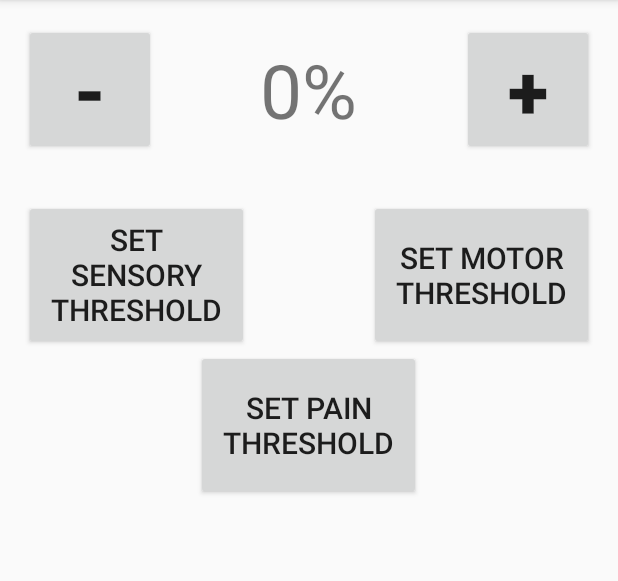
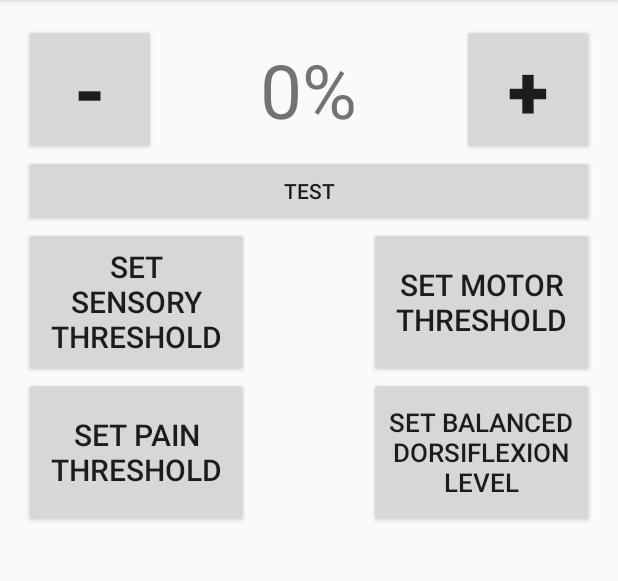
Before and after one commit to RonanMichaelFahy/Final_Year_Project, an Android app: the layout activity_intensity_setup.xml on its own in the app's theme, with its tools: preview values and no code run, on a phone screen of 412 x 824 dp, the part 84-665 px from its top. Run offline under Robolectric (Android 15) with nearby library versions, the phone set to English and light mode, and no system bars.

Commit message:
deleted StimulationParameters.java, added test button to intensity setup

```diff
--- a/app/src/main/java/com/example/ronan/final_year_project/BluetoothLeService.java
+++ b/app/src/main/java/com/example/ronan/final_year_project/BluetoothLeService.java
@@ -32,8 +32,6 @@ public class BluetoothLeService extends Service {
     private static final int STATE_DISCONNECTED = 0;
     private static final int STATE_CONNECTING = 1;
     private static final int STATE_CONNECTED = 2;
-
-    public static final String EXTRA_DEVICE = "DEVICE";
 
     public final static String ACTION_GATT_CONNECTED =
             "com.example.bluetooth.le.ACTION_GATT_CONNECTED";
--- a/app/src/main/java/com/example/ronan/final_year_project/DeviceScanActivity.java
+++ b/app/src/main/java/com/example/ronan/final_year_project/DeviceScanActivity.java
@@ -44,7 +44,7 @@ public class DeviceScanActivity extends ListActivity {
                 public void run() {
                     mLeDeviceListAdapter.addDevice(device);
                     mLeDeviceListAdapter.notifyDataSetChanged();
-                    Log.i("info", "Device found");
+                    Log.i("Found device", device.getName());
                 }
             });
         }
--- a/app/src/main/res/layout/activity_clinician_prescription_setup.xml
+++ b/app/src/main/res/layout/activity_clinician_prescription_setup.xml
@@ -16,7 +16,7 @@
         android:id="@+id/intensity_levels_button"
         android:layout_height="wrap_content"
         android:layout_width="fill_parent"
-        android:text="Set Maximum and Minimum Intensity Levels"
+        android:text="Set Intensity Level"
         android:layout_below="@+id/pair_devices_button"/>
 
     <Button
--- a/app/src/main/res/layout/activity_intensity_setup.xml
+++ b/app/src/main/res/layout/activity_intensity_setup.xml
@@ -40,12 +40,18 @@
 
     </RelativeLayout>
 
+    <Button
+        android:id="@+id/test"
+        android:layout_width="match_parent"
+        android:layout_height="wrap_content"
+        android:layout_below="@+id/top_level"
+        android:text="Test"/>
+
     <RelativeLayout
-        android:id="@+id/second_level"
+        android:id="@+id/third_level"
         android:layout_width="fill_parent"
         android:layout_height="100sp"
-        android:layout_below="@+id/top_level"
-        android:layout_marginTop="30sp">
+        android:layout_below="@+id/test">
 
         <Button
             android:layout_width="150sp"
@@ -53,6 +59,7 @@
             android:text="Set Sensory Threshold"
             android:textSize="20sp"
             android:id="@+id/setSensoryThresholdButton" />
+
         <Button
             android:layout_width="150sp"
             android:layout_height="match_parent"
@@ -63,13 +70,25 @@
 
     </RelativeLayout>
 
-    <Button
-        android:layout_width="150sp"
-        android:layout_height="100sp"
-        android:text="Set Pain Threshold"
-        android:textSize="20sp"
-        android:id="@+id/set_pain_threshold_button"
-        android:layout_below="@+id/second_level"
-        android:layout_centerHorizontal="true" />
+    <RelativeLayout
+        android:layout_width="wrap_content"
+        android:layout_height="wrap_content"
+        android:layout_below="@+id/third_level">
+
+        <Button
+            android:layout_width="150sp"
+            android:layout_height="100sp"
+            android:text="Set Pain Threshold"
+            android:textSize="20sp"
+            android:id="@+id/set_pain_threshold_button" />
+
+        <Button
+            android:layout_width="150sp"
+            android:layout_height="100sp"
+            android:text="Set Balanced Dorsiflexion Level"
+            android:textSize="17sp"
+            android:layout_alignParentRight="true" />
+
+    </RelativeLayout>
 
 </RelativeLayout>
--- a/app/src/main/res/values/styles.xml
+++ b/app/src/main/res/values/styles.xml
@@ -2,7 +2,6 @@
 
     <!-- Base application theme. -->
     <style name="AppTheme" parent="android:Theme.Holo.Light.DarkActionBar">
-        <!-- Customize your theme here. -->
     </style>
 
 </resources>
```
Also changed, not shown: app/src/main/java/com/example/ronan/final_year_project/MainActivity.java (+5 -15 lines), app/src/main/java/com/example/ronan/final_year_project/PatientConfirmationFragment.java (+10 -10 lines), app/src/main/java/com/example/ronan/final_year_project/PatientPrescriptionSetupActivity.java (+0 -8 lines), app/src/main/java/com/example/ronan/final_year_project/PatientTestRunActivity.java (+2 -9 lines), app/src/main/java/com/example/ronan/final_year_project/StimulationParameters.java (deleted, +0 -67 lines).
